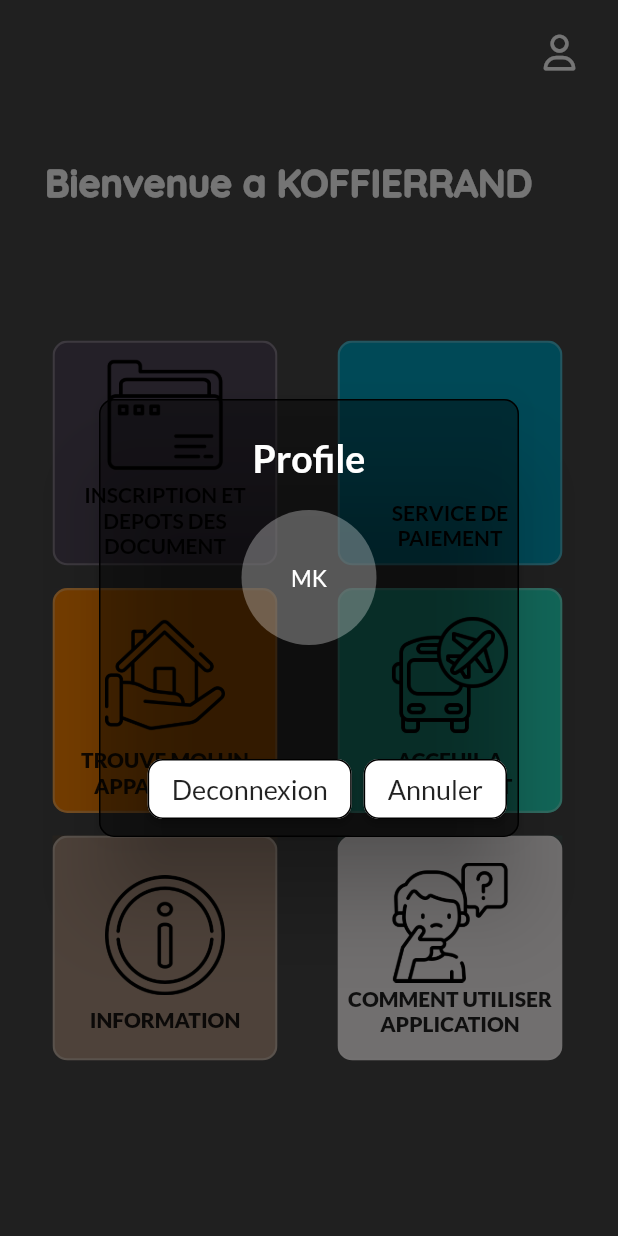
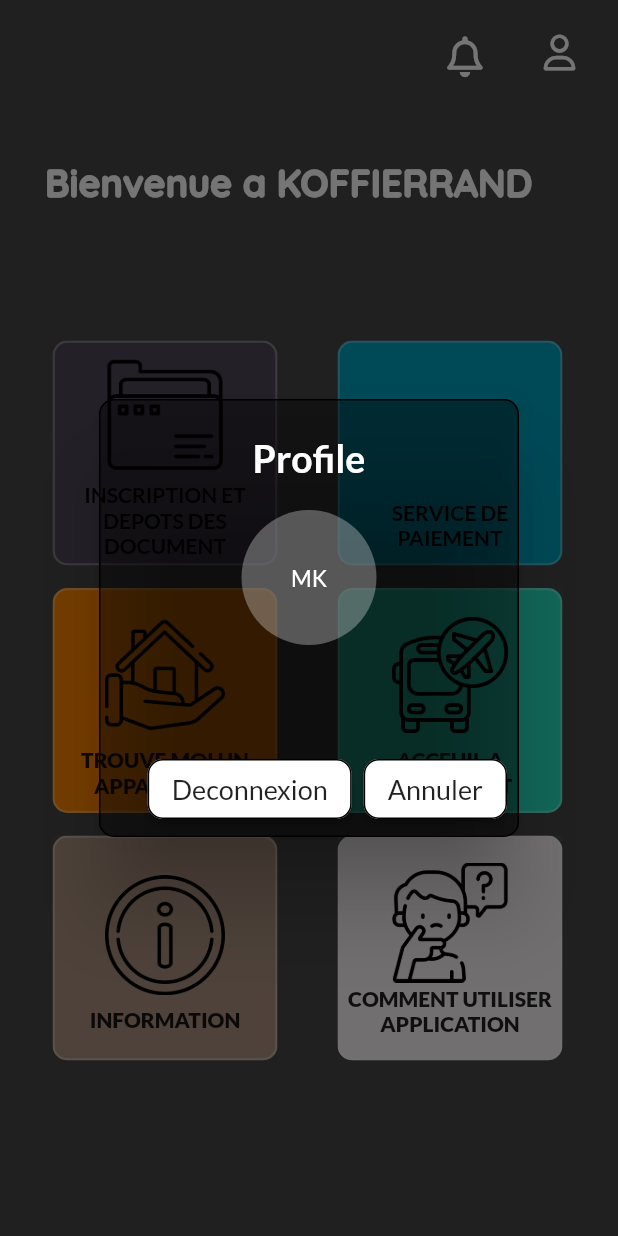
Before and after one commit to momokourouma/koffierrand, a Flutter app: the screen it shows once a user with an empty profile is signed in, after a tap on an icon or button, on a phone screen of 412 x 824 dp. Run offline on Flutter 3.47's test engine with Material 2 defaults, Android fonts, the phone set to English and light mode, and no system bars; our stand-ins replace badges, cloud_firestore, country_picker, file_picker, firebase_auth, firebase_core and 6 more; accounts and stored records are empty; project files that could hold a hidden picture were left out.

Commit message:
"second"

```diff
--- a/lib/ClientNavbar/MyNav.dart
+++ b/lib/ClientNavbar/MyNav.dart
@@ -1,5 +1,5 @@
 import 'dart:ui';
-
+import 'package:badges/badges.dart';
 import 'package:firebase_auth/firebase_auth.dart';
 import 'package:flutter/material.dart';
 import 'package:font_awesome_flutter/font_awesome_flutter.dart';
@@ -37,16 +37,11 @@ class _MyNavState extends State<MyNav> {
               style: GoogleFonts.lato(color: Colors.white, fontSize: 30)),
         ),
         actions: [
-          /* Padding(
-            padding: EdgeInsets.all(15),
-            child: badges.Badge(
-              badgeContent: Text("10"),
-              child: Icon(FontAwesomeIcons.bell,
-                  size: 30,
-                color: Colors.white,
-              ),
-            ),
-          ), */
+           Padding(
+            padding: EdgeInsets.only(top: 16),
+            child: IconButton(onPressed: (){},
+                icon: Icon(FontAwesomeIcons.bell),iconSize: 27),
+          ),
           Padding(
             padding: EdgeInsets.all(15),
             child: IconButton(
--- a/pubspec.yaml
+++ b/pubspec.yaml
@@ -39,7 +39,7 @@ dependencies:
   iconsax: ^0.0.8
   hexcolor: ^3.0.1
   lottie: ^2.3.2
-  badges: ^3.0.3
+  badges: ^3.1.1
   font_awesome_flutter: ^10.4.0
   intl: ^0.18.0
   country_picker: ^2.0.20
```
Also changed, not shown: pubspec.lock.
